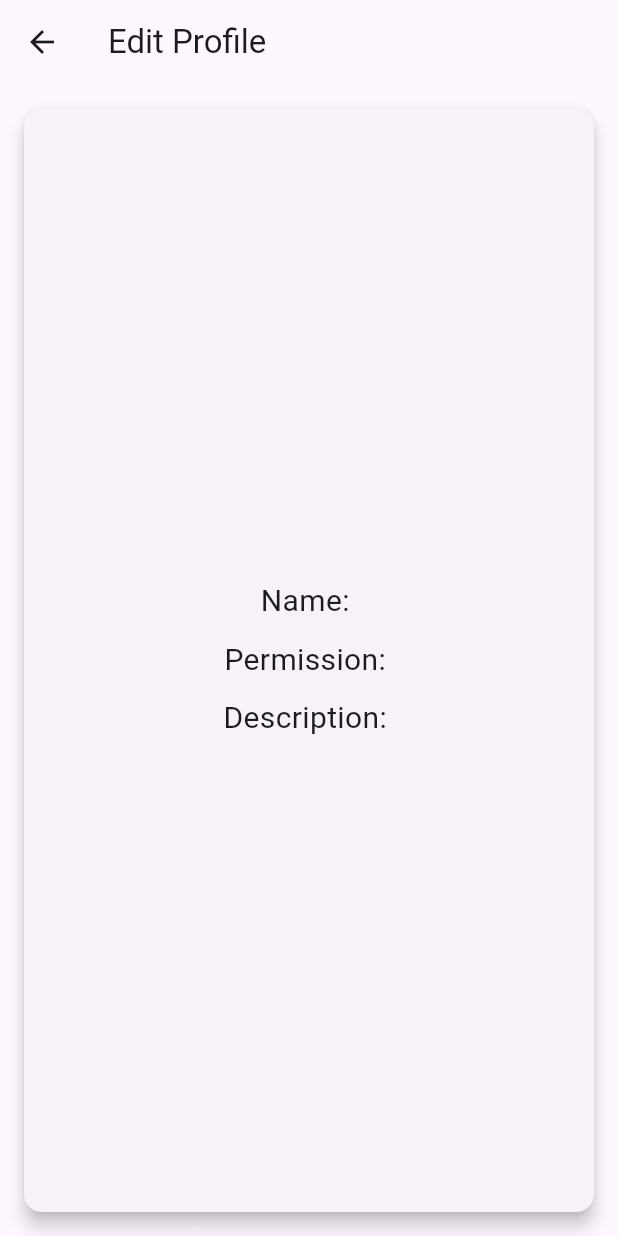
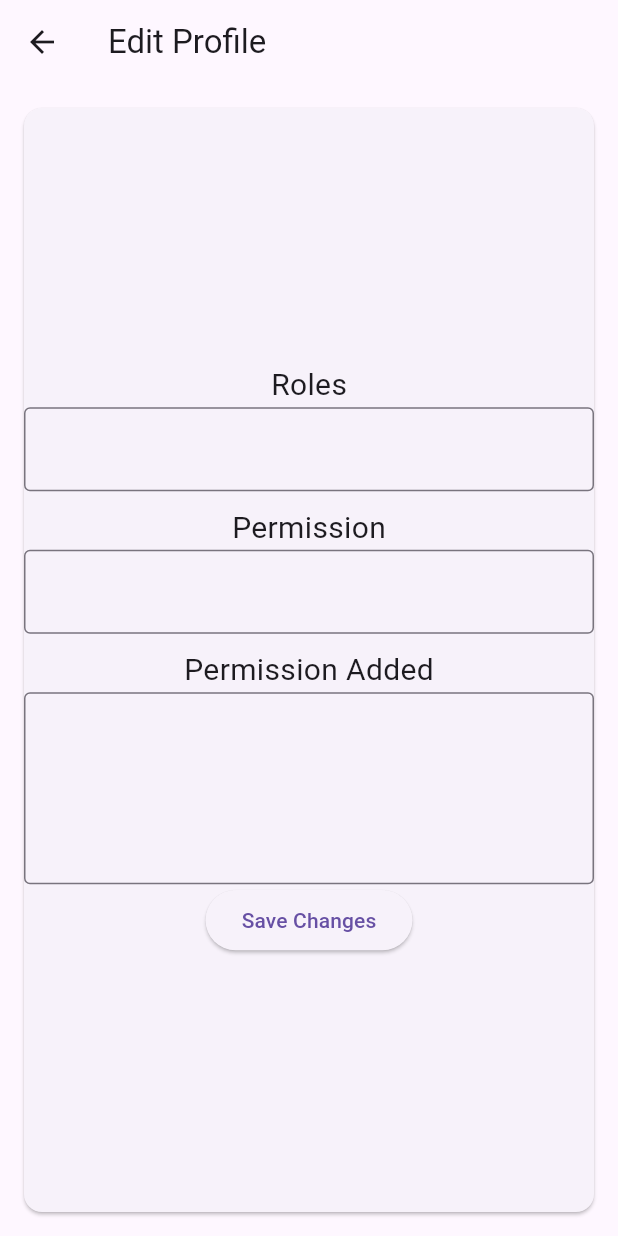
Before and after one commit to yoanadl/FYP, a Flutter app: the EditProfilePage screen opened directly with empty values, on a phone screen of 412 x 824 dp. Run offline on Flutter 3.47's test engine with Material 3 defaults, Android fonts, the phone set to English and light mode, and no system bars; our stand-ins replace cloud_firestore, firebase_auth, firebase_core, flutter_svg, font_awesome_flutter; missing offline and left inert: dart:ffi; accounts and stored records are empty.

Commit message:
fix temp edit user profile

```diff
--- a/food/lib/pages/admin/edit_profile_page.dart
+++ b/food/lib/pages/admin/edit_profile_page.dart
@@ -1,4 +1,5 @@
 import 'package:flutter/material.dart';
+import 'admin_view_all_user_profile.dart';
 
 class EditProfilePage extends StatelessWidget {
   final int profileIndex; // Declare variable to hold profile index
@@ -22,30 +23,70 @@ class EditProfilePage extends StatelessWidget {
       ),
       body: Card(
         margin: EdgeInsets.all(16.0),
-        elevation: 5,
         child: Center(
           child: Column(
             mainAxisAlignment: MainAxisAlignment.center,
             children: [
 
               Text(
-                'Name: $profileName', // Display profile name
+                'Roles', // Display profile name
                 style: TextStyle(fontSize: 20),
               ),
+
+              TextField(
+                // controller: _rolesController,
+                  decoration: InputDecoration(
+                    hintText: profileName,
+                    border: OutlineInputBorder(),
+                  ),
+                ),
+
 
               SizedBox(height: 10),
 
               Text(
-                'Permission: $profilePermission', // Display profile permission
+                'Permission', // Display profile permission
                 style: TextStyle(fontSize: 20),
               ),
+
+              //later change to the dropdown list
+              TextField(
+                // controller: _rolesController,
+                  decoration: InputDecoration(
+                    hintText: profilePermission,
+                    border: OutlineInputBorder(),
+                  ),
+                ),
+
 
               SizedBox(height: 10),
 
               Text(
-                'Description: $profileDescription', // Display profile description
+                'Permission Added', // Display profile description
                 style: TextStyle(fontSize: 20),
               ),
+
+              //might need word limit and change the keyboard to ok instead of enter to make the ux nicer
+                TextField(
+                  // controller: _addedPermissionController,
+                  maxLines: 4, // Adjust this number based on your paragraph size estimation
+                  decoration: InputDecoration(
+                    hintText: profileDescription,
+                    border: OutlineInputBorder(),
+                    contentPadding: EdgeInsets.all(16.0), // Uniform padding all around the text input
+                  ),
+                ),
+
+                ElevatedButton(
+                  onPressed: () {
+                    Navigator.push(
+                      context,
+                      MaterialPageRoute(builder: (context) => UserProfilePage()), // Replace with your desired destination page
+                    );
+                  },
+                  child: Text('Save Changes'),
+                )
+
 
             ],
           ),
```
